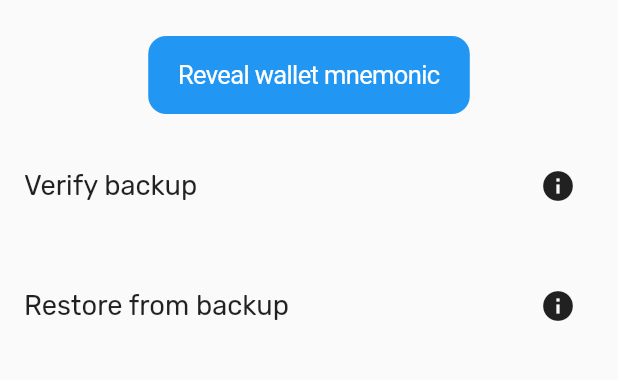
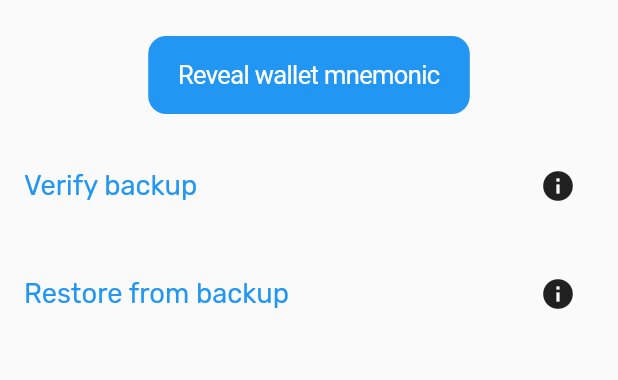
Before and after one commit to Paymint-Labs/Paymint, a Flutter app: the ManageBackupView screen opened by its route, on a phone screen of 412 x 824 dp, the part 513-893 px from its top. Run offline on Flutter 3.47's test engine with Material 2 defaults, Android fonts, the phone set to English and light mode, and no system bars; our stand-ins replace extended_nested_scroll_view, flare_flutter, flutter_hooks, flutter_money_formatter, flutter_secure_storage, google_fonts and 9 more; missing offline and left inert: bip32, bip39, bitcoin_flutter, flutter_statusbarcolor, majascan; accounts and stored records are empty.

Commit message:
a lot more...

```diff
--- a/lib/pages/bitcoin/manage_backup_view.dart
+++ b/lib/pages/bitcoin/manage_backup_view.dart
@@ -37,25 +37,35 @@ class _ManageBackupViewState extends State<ManageBackupView> {
               child: Center(
                 child: CupertinoButton.filled(
                   child: Text('Reveal wallet mnemonic'),
-                  onPressed: () {Navigator.pushNamed(context, '/revealmnemonic');},
+                  onPressed: () {
+                    Navigator.pushNamed(context, '/revealmnemonic');
+                  },
                 ),
               ),
             ),
             Row(
               mainAxisAlignment: MainAxisAlignment.spaceBetween,
               children: <Widget>[
-                Text('Verify backup', textScaleFactor: 1.3),
+                GestureDetector(
+                  onTap: () {
+                    Navigator.pushNamed(context, '/verifybackup');
+                  },
+                  child: Text('Verify backup',
+                      textScaleFactor: 1.3,
+                      style: TextStyle(color: Colors.blue)),
+                ),
                 IconButton(
                   icon: Icon(Icons.info),
                   onPressed: () {},
                 )
               ],
             ),
-            SizedBox(height: 32),
+            SizedBox(height: 24),
             Row(
               mainAxisAlignment: MainAxisAlignment.spaceBetween,
               children: <Widget>[
-                Text('Restore from backup', textScaleFactor: 1.3),
+                Text('Restore from backup',
+                    textScaleFactor: 1.3, style: TextStyle(color: Colors.blue)),
                 IconButton(
                   icon: Icon(Icons.info),
                   onPressed: () {},
--- a/lib/pages/pages.dart
+++ b/lib/pages/pages.dart
@@ -7,3 +7,4 @@ export 'buy/buy_view.dart';
 export 'more/more_view.dart';
 export 'more/change_currency_view.dart';
 export 'bitcoin/manage_backup_subviews/reveal_mnemonic.dart';
+export 'bitcoin/manage_backup_subviews/verify_backup_view.dart';
--- a/lib/route_generator.dart
+++ b/lib/route_generator.dart
@@ -20,6 +20,8 @@ class RouteGenerator {
         return CupertinoPageRoute(builder: (_) => ManageBackupView());
       case '/revealmnemonic':
         return CupertinoPageRoute(builder: (_) => RevealMnemonicView());
+      case '/verifybackup':
+        return CupertinoPageRoute(builder: (_) => VerifyBackupView());
       default:
         return _routeError();
     }
```
Also changed, not shown: lib/pages/bitcoin/manage_backup_subviews/reveal_mnemonic.dart (+39 -15 lines), lib/pages/bitcoin/manage_backup_subviews/verify_backup_view.dart (added, +39 -0 lines), lib/pages/bitcoin/manage_backup_subviews/restore_wallet_view.dart (added).
